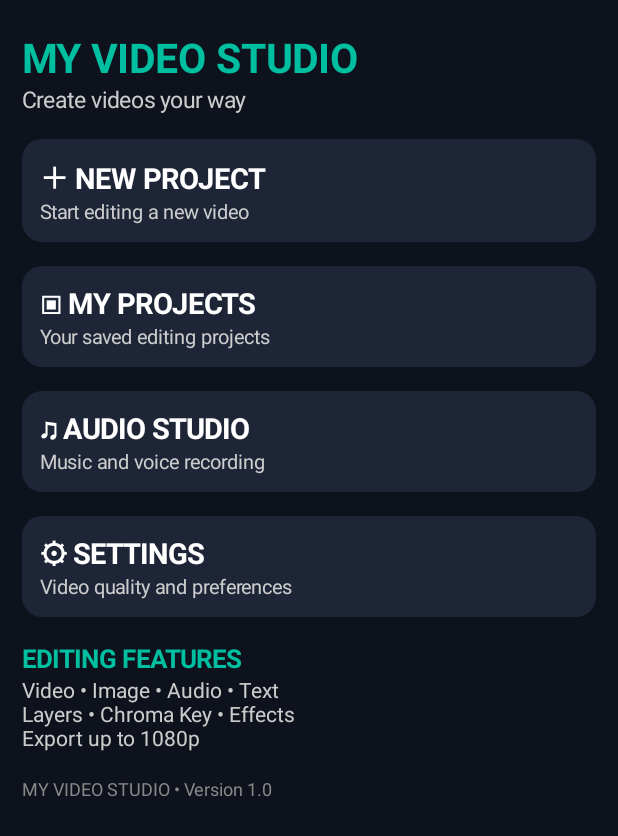
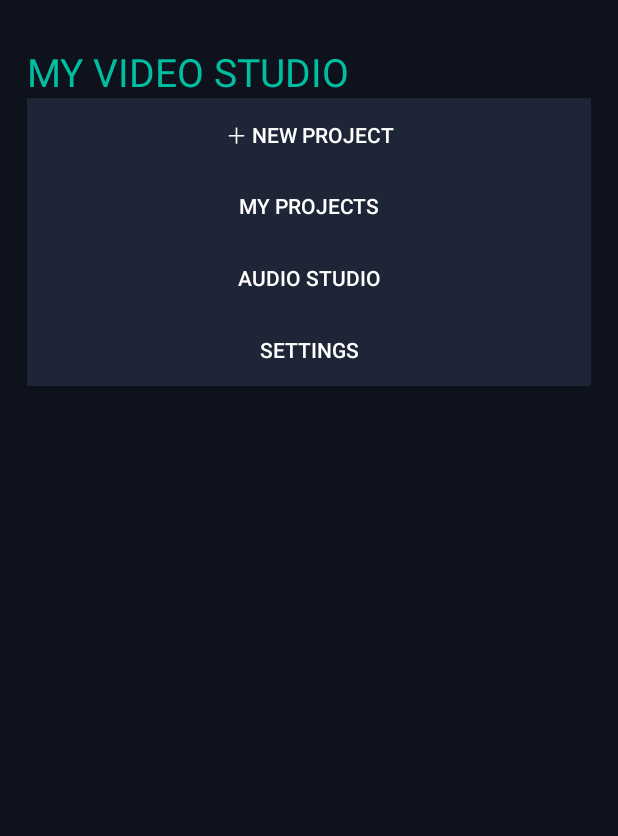
Before and after one commit to Sanjit8759/my-video-studio, an Android app: the screen it shows after launch (MainActivity), on a phone screen of 412 x 824 dp. Shown: the top 836 px of the screen. Run offline under Robolectric (Android 15) with nearby library versions, the phone set to English and light mode, and no system bars.

Commit message:
Update MainActivity.kt

```diff
--- a/app/src/main/java/com/myvideostudio/app/MainActivity.kt
+++ b/app/src/main/java/com/myvideostudio/app/MainActivity.kt
@@ -4,144 +4,145 @@ package com.myvideostudio.app
 import android.app.Activity
 import android.os.Bundle
 import android.content.Intent
+import android.net.Uri
 import android.graphics.Color
-import android.graphics.Typeface
-import android.graphics.drawable.GradientDrawable
 import android.view.Gravity
+import android.widget.*
 import android.view.View
-import android.widget.*
+import androidx.media3.common.MediaItem
+import androidx.media3.exoplayer.ExoPlayer
+import androidx.media3.ui.PlayerView
 
 class MainActivity : Activity() {
 
+    private var player: ExoPlayer? = null
     private val bg = Color.rgb(14, 18, 29)
-    private val panel = Color.rgb(29, 37, 54)
     private val accent = Color.rgb(0, 190, 160)
+
+    private fun dp(value: Int): Int =
+        (value * resources.displayMetrics.density).toInt()
 
     override fun onCreate(savedInstanceState: Bundle?) {
         super.onCreate(savedInstanceState)
+        showHome()
+    }
 
-        window.statusBarColor = bg
-        window.navigationBarColor = bg
+    private fun makeButton(label: String, action: () -> Unit): Button {
+        return Button(this).apply {
+            text = label
+            setTextColor(Color.WHITE)
+            setBackgroundColor(Color.rgb(29, 37, 54))
+            setOnClickListener { action() }
+        }
+    }
+
+    private fun showHome() {
+        val root = LinearLayout(this).apply {
+            orientation = LinearLayout.VERTICAL
+            setPadding(dp(18), dp(30), dp(18), dp(18))
+            setBackgroundColor(bg)
+        }
+
+        val title = TextView(this).apply {
+            text = "MY VIDEO STUDIO"
+            textSize = 26f
+            setTextColor(accent)
+        }
+
+        root.addView(title)
+        root.addView(makeButton("＋ NEW PROJECT") {
+            val intent = Intent(Intent.ACTION_OPEN_DOCUMENT).apply {
+                type = "video/*"
+                addCategory(Intent.CATEGORY_OPENABLE)
+            }
+            startActivityForResult(intent, 100)
+        })
+
+        root.addView(makeButton("MY PROJECTS") {
+            Toast.makeText(this, "Coming soon", Toast.LENGTH_SHORT).show()
+        })
+
+        root.addView(makeButton("AUDIO STUDIO") {
+            Toast.makeText(this, "Coming soon", Toast.LENGTH_SHORT).show()
+        })
+
+        root.addView(makeButton("SETTINGS") {
+            Toast.makeText(this, "Coming soon", Toast.LENGTH_SHORT).show()
+        })
+
+        setContentView(root)
+    }
+
+    private fun openEditor(uri: Uri) {
+        player?.release()
 
         val root = LinearLayout(this).apply {
             orientation = LinearLayout.VERTICAL
-            setPadding(22, 30, 22, 20)
+            setPadding(dp(12), dp(18), dp(12), dp(12))
             setBackgroundColor(bg)
         }
 
-        val scroll = ScrollView(this)
-        val content = LinearLayout(this).apply {
-            orientation = LinearLayout.VERTICAL
+        val heading = TextView(this).apply {
+            text = "VIDEO EDITOR"
+            textSize = 22f
+            setTextColor(accent)
+            gravity = Gravity.CENTER
+        }
+        root.addView(heading)
+
+        root.addView(makeButton("← BACK") {
+            player?.release()
+            player = null
+            showHome()
+        })
+
+        val preview = PlayerView(this).apply {
+            layoutParams = LinearLayout.LayoutParams(
+                LinearLayout.LayoutParams.MATCH_PARENT,
+                dp(260)
+            )
+            useController = true
+            setBackgroundColor(Color.BLACK)
         }
 
-        fun text(value: String, size: Float, color: Int,
-                 bold: Boolean = false): TextView {
-            return TextView(this).apply {
-                text = value
-                textSize = size
-                setTextColor(color)
-                if (bold) setTypeface(null, Typeface.BOLD)
-                gravity = Gravity.CENTER_VERTICAL
-            }
+        root.addView(preview)
+
+        val timeline = TextView(this).apply {
+            text = "VIDEO TIMELINE"
+            textSize = 18f
+            setTextColor(accent)
+            setPadding(0, dp(18), 0, dp(10))
         }
+        root.addView(timeline)
 
-        fun button(title: String, subtitle: String,
-                   action: () -> Unit): LinearLayout {
-            val card = LinearLayout(this).apply {
-                orientation = LinearLayout.VERTICAL
-                setPadding(18, 17, 18, 17)
-                background = GradientDrawable().apply {
-                    setColor(panel)
-                    cornerRadius = 20f
-                }
-                isClickable = true
-                isFocusable = true
-                setOnClickListener { action() }
-            }
-
-            card.addView(text(title, 19f, Color.WHITE, true))
-            card.addView(text(subtitle, 13f, Color.LTGRAY))
-            return card
-        }
-
-        fun space(): View {
-            return View(this).apply {
-                layoutParams = LinearLayout.LayoutParams(1, 24)
-            }
-        }
-
-        content.addView(
-            text("MY VIDEO STUDIO", 27f, accent, true)
-        )
-        content.addView(
-            text("Create videos your way", 15f, Color.LTGRAY)
-        )
-
-        content.addView(space())
-
-        content.addView(button(
-            "＋ NEW PROJECT",
-            "Start editing a new video"
-        ) {
-            val intent = Intent(Intent.ACTION_OPEN_DOCUMENT)
-            intent.type = "video/*"
-            intent.addCategory(Intent.CATEGORY_OPENABLE)
-            startActivityForResult(intent, 100)
+        root.addView(TextView(this).apply {
+            text = "Selected video clip"
+            textSize = 15f
+            setTextColor(Color.WHITE)
+            setPadding(dp(12), dp(15), dp(12), dp(15))
+            setBackgroundColor(Color.rgb(29, 37, 54))
         })
 
-        content.addView(space())
-
-        content.addView(button(
-            "▣ MY PROJECTS",
-            "Your saved editing projects"
-        ) {
-            Toast.makeText(this, "Coming next",
-                Toast.LENGTH_SHORT).show()
+        root.addView(makeButton("✂ TRIM") {
+            Toast.makeText(this, "Trim coming next", Toast.LENGTH_SHORT).show()
         })
 
-        content.addView(space())
-
-        content.addView(button(
-            "♫ AUDIO STUDIO",
-            "Music and voice recording"
-        ) {
-            Toast.makeText(this, "Coming next",
-                Toast.LENGTH_SHORT).show()
+        root.addView(makeButton("SPLIT") {
+            Toast.makeText(this, "Split coming next", Toast.LENGTH_SHORT).show()
         })
 
-        content.addView(space())
-
-        content.addView(button(
-            "⚙ SETTINGS",
-            "Video quality and preferences"
-        ) {
-            Toast.makeText(this, "Coming next",
-                Toast.LENGTH_SHORT).show()
+        root.addView(makeButton("＋ ADD LAYER") {
+            Toast.makeText(this, "Layers coming next", Toast.LENGTH_SHORT).show()
         })
 
-        content.addView(space())
+        setContentView(root)
 
-        content.addView(
-            text("EDITING FEATURES", 17f, accent, true)
-        )
-
-        content.addView(text(
-            "Video • Image • Audio • Text\n" +
-            "Layers • Chroma Key • Effects\n" +
-            "Export up to 1080p",
-            14f, Color.LTGRAY
-        ))
-
-        content.addView(space())
-
-        content.addView(text(
-            "MY VIDEO STUDIO • Version 1.0",
-            12f, Color.GRAY
-        ))
-
-        scroll.addView(content)
-        root.addView(scroll)
-        setContentView(root)
+        player = ExoPlayer.Builder(this).build().also {
+            preview.player = it
+            it.setMediaItem(MediaItem.fromUri(uri))
+            it.prepare()
+            it.playWhenReady = false
+        }
     }
 
     @Deprecated("Legacy picker callback")
@@ -153,8 +154,18 @@ class MainActivity : Activity() {
         super.onActivityResult(requestCode, resultCode, data)
 
         if (requestCode == 100 && resultCode == RESULT_OK) {
-            Toast.makeText(this, "Video selected",
-                Toast.LENGTH_SHORT).show()
+            val uri = data?.data
+            if (uri != null) {
+                openEditor(uri)
+            } else {
+                Toast.makeText(this, "Video not selected", Toast.LENGTH_SHORT).show()
+            }
         }
     }
+
+    override fun onDestroy() {
+        player?.release()
+        player = null
+        super.onDestroy()
+    }
 }
```
